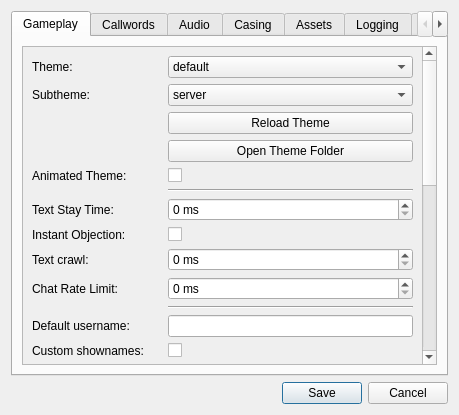
Before: the Qt Designer form resource/ui/optionsdialogue.ui in AttorneyOnline/AO2-Client, drawn with Qt 5.
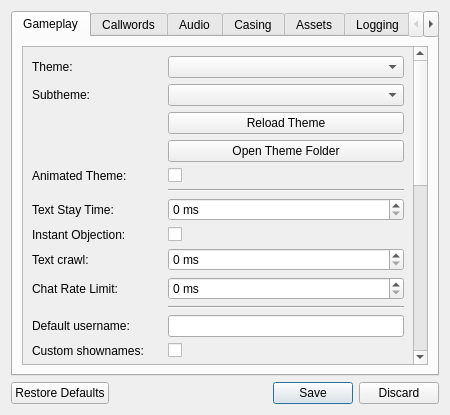
After: the same form once the commit is applied. The open tabs and pages were chosen to show the change.

Commit message: Make layout appear proper

```diff
--- a/resource/ui/optionsdialogue.ui
+++ b/resource/ui/optionsdialogue.ui
@@ -1,15 +1,12 @@
 <?xml version="1.0" encoding="UTF-8"?>
 <ui version="4.0">
- <class>Dialog</class>
- <widget class="QDialog" name="Dialog">
-  <property name="windowModality">
-   <enum>Qt::NonModal</enum>
-  </property>
+ <class>Form</class>
+ <widget class="QWidget" name="Form">
   <property name="geometry">
    <rect>
     <x>0</x>
     <y>0</y>
-    <width>459</width>
+    <width>450</width>
     <height>415</height>
    </rect>
   </property>
@@ -39,8 +36,8 @@
              <rect>
               <x>0</x>
               <y>0</y>
-              <width>396</width>
-              <height>680</height>
+              <width>392</width>
+              <height>797</height>
              </rect>
             </property>
             <layout class="QFormLayout" name="formLayout">
@@ -52,13 +49,7 @@
               </widget>
              </item>
              <item row="0" column="1">
-              <widget class="QComboBox" name="ui_theme_combobox">
-               <item>
-                <property name="text">
-                 <string>default</string>
-                </property>
-               </item>
-              </widget>
+              <widget class="QComboBox" name="theme_combobox"/>
              </item>
              <item row="1" column="0">
               <widget class="QLabel" name="ui_subtheme_label">
@@ -68,13 +59,7 @@
               </widget>
              </item>
              <item row="1" column="1">
-              <widget class="QComboBox" name="ui_subtheme_combobox">
-               <item>
-                <property name="text">
-                 <string>server</string>
-                </property>
-               </item>
-              </widget>
+              <widget class="QComboBox" name="subtheme_combobox"/>
              </item>
              <item row="2" column="1">
               <widget class="QPushButton" name="ui_theme_reload_button">
@@ -1280,12 +1265,9 @@
     </layout>
    </item>
    <item>
-    <widget class="QDialogButtonBox" name="buttonBox">
-     <property name="orientation">
-      <enum>Qt::Horizontal</enum>
-     </property>
+    <widget class="QDialogButtonBox" name="settings_buttons">
      <property name="standardButtons">
-      <set>QDialogButtonBox::Cancel|QDialogButtonBox::Save</set>
+      <set>QDialogButtonBox::Discard|QDialogButtonBox::RestoreDefaults|QDialogButtonBox::Save</set>
      </property>
     </widget>
    </item>
```
Left out of the diff: 355 changed lines with no effect on the pictures. The commit also changes 5 other files.
